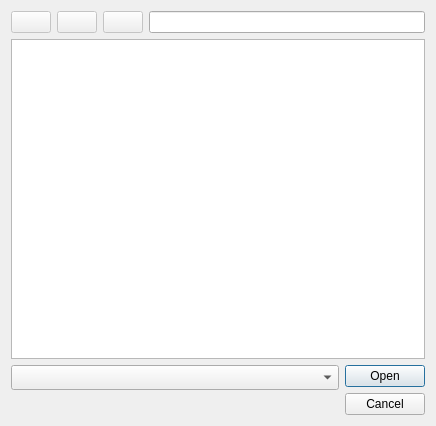
This is Sources/EngineGui/GroBrowser/GroBrowser.ui in SeriousAlexej/Serious-Engine as Qt 5 draws it before an edit. The edited form follows.
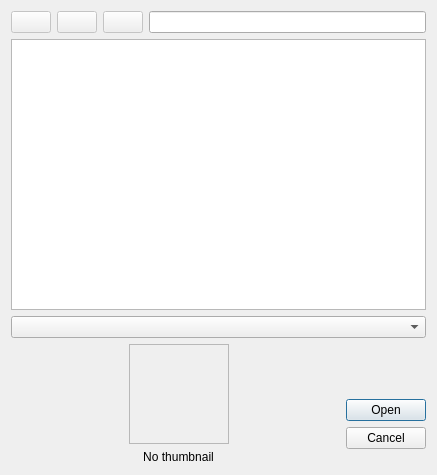
This is the edited form. The open tabs and pages were chosen to show the change. Icons and pictures are not drawn.

Commit message: Add preview thumbnail to gro browser

What changed in the file:
```diff
--- a/Sources/EngineGui/GroBrowser/GroBrowser.ui
+++ b/Sources/EngineGui/GroBrowser/GroBrowser.ui
@@ -6,8 +6,8 @@
    <rect>
     <x>0</x>
     <y>0</y>
-    <width>436</width>
-    <height>426</height>
+    <width>437</width>
+    <height>475</height>
    </rect>
   </property>
   <property name="windowTitle">
@@ -20,7 +20,7 @@
       <number>1</number>
      </property>
      <widget class="QWidget" name="pageMain">
-      <layout class="QVBoxLayout" name="verticalLayout">
+      <layout class="QVBoxLayout" name="verticalLayout_5">
        <property name="leftMargin">
         <number>0</number>
        </property>
@@ -114,8 +114,6 @@
         <widget class="QListWidget" name="listWidget"/>
        </item>
        <item>
-        <layout class="QGridLayout" name="gridLayout" rowstretch="0,0">
-         <item row="0" column="0">
           <widget class="QComboBox" name="comboFilter">
            <property name="enabled">
             <bool>true</bool>
@@ -143,7 +141,120 @@
            </property>
           </widget>
          </item>
-         <item row="0" column="1" rowspan="2">
+       <item>
+        <layout class="QHBoxLayout" name="horizontalLayout_2">
+         <property name="spacing">
+          <number>0</number>
+         </property>
+         <item>
+          <layout class="QVBoxLayout" name="verticalLayout_4">
+           <property name="spacing">
+            <number>6</number>
+           </property>
+           <item>
+            <layout class="QHBoxLayout" name="horizontalLayout_4">
+             <property name="spacing">
+              <number>0</number>
+             </property>
+             <item>
+              <spacer name="horizontalSpacer_4">
+               <property name="orientation">
+                <enum>Qt::Horizontal</enum>
+               </property>
+               <property name="sizeHint" stdset="0">
+                <size>
+                 <width>40</width>
+                 <height>20</height>
+                </size>
+               </property>
+              </spacer>
+             </item>
+             <item>
+              <widget class="QLabel" name="previewThumbnail">
+               <property name="sizePolicy">
+                <sizepolicy hsizetype="Fixed" vsizetype="Fixed">
+                 <horstretch>0</horstretch>
+                 <verstretch>0</verstretch>
+                </sizepolicy>
+               </property>
+               <property name="minimumSize">
+                <size>
+                 <width>100</width>
+                 <height>100</height>
+                </size>
+               </property>
+               <property name="sizeIncrement">
+                <size>
+                 <width>0</width>
+                 <height>0</height>
+                </size>
+               </property>
+               <property name="frameShape">
+                <enum>QFrame::StyledPanel</enum>
+               </property>
+               <property name="frameShadow">
+                <enum>QFrame::Plain</enum>
+               </property>
+               <property name="lineWidth">
+                <number>0</number>
+               </property>
+               <property name="text">
+                <string/>
+               </property>
+               <property name="scaledContents">
+                <bool>true</bool>
+               </property>
+              </widget>
+             </item>
+             <item>
+              <spacer name="horizontalSpacer">
+               <property name="orientation">
+                <enum>Qt::Horizontal</enum>
+               </property>
+               <property name="sizeHint" stdset="0">
+                <size>
+                 <width>40</width>
+                 <height>20</height>
+                </size>
+               </property>
+              </spacer>
+             </item>
+            </layout>
+           </item>
+           <item>
+            <widget class="QLabel" name="previewInfo">
+             <property name="text">
+              <string>No thumbnail</string>
+             </property>
+             <property name="alignment">
+              <set>Qt::AlignCenter</set>
+             </property>
+            </widget>
+           </item>
+          </layout>
+         </item>
+         <item>
+          <layout class="QVBoxLayout" name="verticalLayout">
+           <property name="spacing">
+            <number>0</number>
+           </property>
+           <item>
+            <spacer name="verticalSpacer_3">
+             <property name="orientation">
+              <enum>Qt::Vertical</enum>
+             </property>
+             <property name="sizeType">
+              <enum>QSizePolicy::Preferred</enum>
+             </property>
+             <property name="sizeHint" stdset="0">
+              <size>
+               <width>20</width>
+               <height>40</height>
+              </size>
+             </property>
+            </spacer>
+           </item>
+           <item>
           <widget class="QDialogButtonBox" name="buttonBox">
            <property name="sizePolicy">
             <sizepolicy hsizetype="Fixed" vsizetype="Fixed">
@@ -162,18 +273,7 @@
            </property>
           </widget>
          </item>
-         <item row="1" column="0">
-          <spacer name="horizontalSpacer">
-           <property name="orientation">
-            <enum>Qt::Horizontal</enum>
-           </property>
-           <property name="sizeHint" stdset="0">
-            <size>
-             <width>40</width>
-             <height>20</height>
-            </size>
-           </property>
-          </spacer>
+          </layout>
          </item>
         </layout>
        </item>
```
Left out of the diff: 1 changed line with no effect on the pictures. Lines whose indentation alone changed are shown as unchanged. The commit also changes 5 other files.
